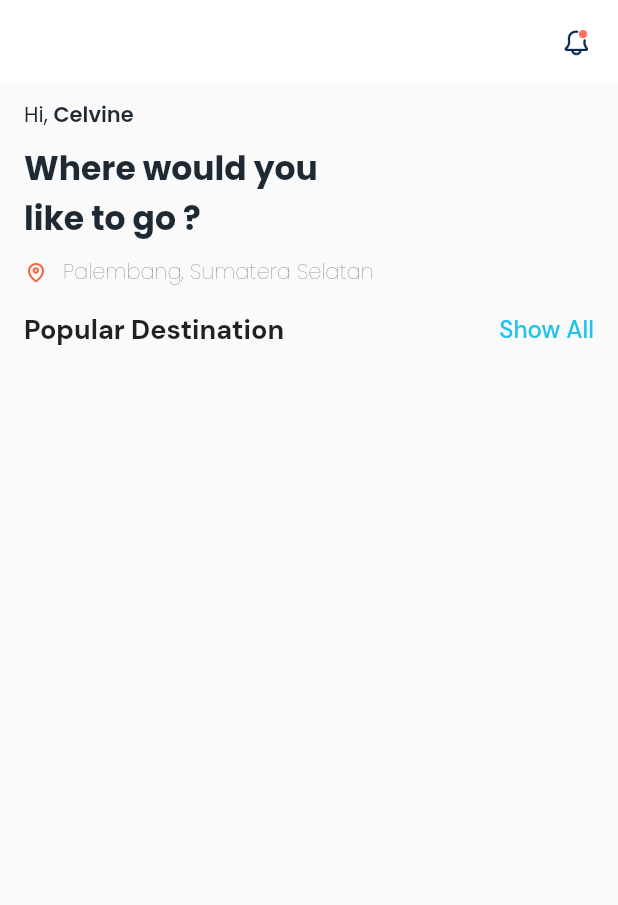
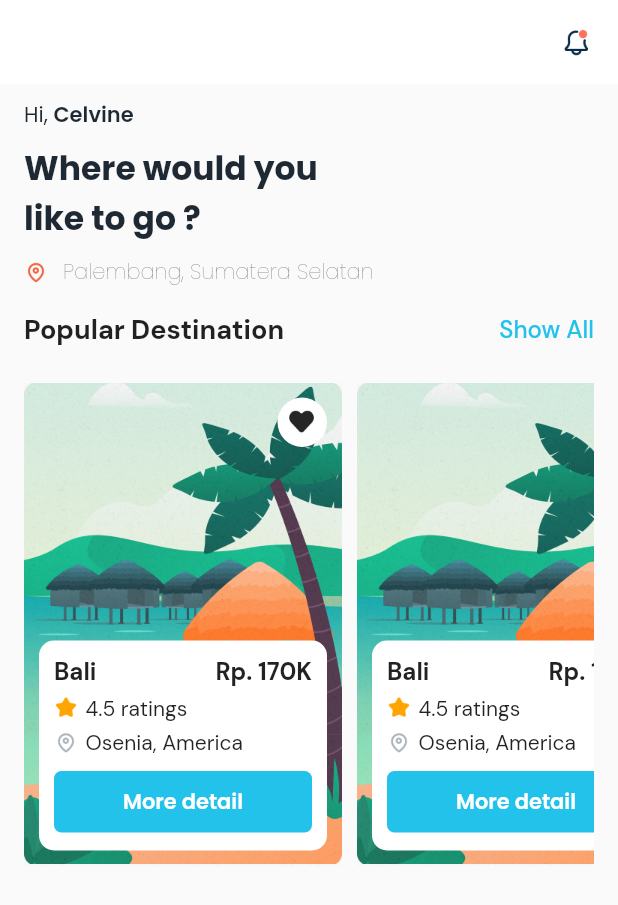
Before and after one commit to celvineadiputra-dev/travel-nusantara, a Flutter app: the HomePage screen opened directly, on a phone screen of 412 x 824 dp. Shown: the top 905 px of the screen. Run offline on Flutter 3.47's test engine with Material 2 defaults, Android fonts, the phone set to English and light mode, and no system bars; our stand-ins replace google_fonts, salomon_bottom_bar.

Commit message:
update card popular

```diff
--- a/lib/assets/images.dart
+++ b/lib/assets/images.dart
@@ -3,6 +3,11 @@ const airplane = 'assets/icon/airplane.png';
 const temple = 'assets/images/temple.png';
 const notification = 'assets/icon/notification.png';
 const pin = 'assets/icon/pin.png';
+const pin2 = 'assets/icon/pin2.png';
+const example = 'assets/images/example.png';
+const star = 'assets/icon/star.png';
+const love2 = 'assets/icon/love2.png';
+const loveActive2 = 'assets/icon/love_active2.png';
 
 
 const home = 'assets/icon/home.png';
--- a/lib/constants/dimension.dart
+++ b/lib/constants/dimension.dart
@@ -1,7 +1,9 @@
+const double d5 = 5;
 const double d10 = 10;
 const double d16 = 16;
 const double d18 = 18;
 const double d24 = 24;
+const double d33 = 33;
 const double d38 = 38;
 const double d40 = 30;
 const double d48 = 48;
--- a/lib/pages/MainPage/HomePage.dart
+++ b/lib/pages/MainPage/HomePage.dart
@@ -1,6 +1,9 @@
+import 'dart:ui';
+
 import 'package:flutter/material.dart';
 import 'package:travel_nusantara/assets/images.dart';
 import 'package:travel_nusantara/constants/typography.dart';
+import 'package:travel_nusantara/widgets/cardPopularWidget.dart';
 
 import '../../constants/colors.dart';
 import '../../constants/dimension.dart';
@@ -77,6 +80,26 @@ class _HomePageState extends State<HomePage> {
               style: medium.copyWith(fontSize: d16, color: primary),
             )
           ],
+        ),
+        const SizedBox(
+          height: d24,
+        ),
+        SizedBox(
+          height: 322,
+          child: ListView(
+            scrollDirection: Axis.horizontal,
+            children: [
+              CardPopularWidget(),
+              const SizedBox(
+                width: d10,
+              ),
+              CardPopularWidget(),
+              const SizedBox(
+                width: d10,
+              ),
+              CardPopularWidget(),
+            ],
+          ),
         )
       ],
     );
@@ -107,7 +130,7 @@ class _HomePageState extends State<HomePage> {
             SizedBox(
               height: d16,
             ),
-            popular()
+            popular(),
           ],
         ),
       ),
--- /dev/null
+++ b/lib/widgets/cardPopularWidget.dart
@@ -0,0 +1,136 @@
+import 'package:flutter/material.dart';
+
+import '../assets/images.dart';
+import '../constants/colors.dart';
+import '../constants/dimension.dart';
+import '../constants/typography.dart';
+
+class CardPopularWidget extends StatelessWidget {
+  const CardPopularWidget({Key? key}) : super(key: key);
+
+  @override
+  Widget build(BuildContext context) {
+    return SizedBox(
+      width: 212,
+      child: Stack(
+        children: [
+          Image.asset(example),
+          Align(
+            alignment: Alignment.topRight,
+            child: Padding(
+              padding: EdgeInsets.all(d10),
+              child: Container(
+                width: d33,
+                height: d33,
+                padding: EdgeInsets.all(d5),
+                decoration: BoxDecoration(
+                    color: Colors.white,
+                    borderRadius: BorderRadius.all(Radius.circular(100),)
+                ),
+                child: Image.asset(love2),
+              ),
+            ),
+          ),
+          Align(
+            alignment: Alignment.bottomCenter,
+            child: Padding(
+              padding: const EdgeInsets.all(d10),
+              child: Container(
+                height: 140,
+                decoration: const BoxDecoration(
+                    color: Colors.white,
+                    borderRadius:
+                    BorderRadius.all(Radius.circular(d10))),
+                child: Padding(
+                  padding: EdgeInsets.all(d10),
+                  child: Column(
+                    children: [
+                      Row(
+                        mainAxisAlignment:
+                        MainAxisAlignment.spaceBetween,
+                        children: [
+                          Text(
+                            "Bali",
+                            style: bold.copyWith(fontSize: d16),
+                          ),
+                          Text(
+                            "Rp. 170K",
+                            style: bold.copyWith(fontSize: d16),
+                          ),
+                        ],
+                      ),
+                      const SizedBox(
+                        height: d5,
+                      ),
+                      Row(
+                        children: [
+                          Image.asset(
+                            star,
+                            width: d16,
+                            height: d16,
+                          ),
+                          const SizedBox(
+                            width: d5,
+                          ),
+                          Text(
+                            "4.5 ratings",
+                            style: regular.copyWith(fontSize: 14),
+                          )
+                        ],
+                      ),
+                      const SizedBox(
+                        height: d5,
+                      ),
+                      Row(
+                        children: [
+                          Image.asset(
+                            pin2,
+                            width: d16,
+                            height: d16,
+                          ),
+                          const SizedBox(
+                            width: d5,
+                          ),
+                          Text(
+                            "Osenia, America",
+                            style: regular.copyWith(fontSize: 14),
+                          )
+                        ],
+                      ),
+                      const SizedBox(
+                        height: d10,
+                      ),
+                      Container(
+                        width: double.infinity,
+                        decoration: const BoxDecoration(
+                          color: primary,
+                          borderRadius: BorderRadius.all(
+                            Radius.circular(d5),
+                          ),
+                        ),
+                        child: Row(
+                          mainAxisAlignment: MainAxisAlignment.center,
+                          children: [
+                            Padding(
+                              padding:
+                              const EdgeInsets.symmetric(vertical: d10),
+                              child: Text(
+                                "More detail",
+                                style: semiBoldPoppins.copyWith(
+                                    color: Colors.white),
+                              ),
+                            )
+                          ],
+                        ),
+                      )
+                    ],
+                  ),
+                ),
+              ),
+            ),
+          )
+        ],
+      ),
+    );
+  }
+}
```
Also changed, not shown: assets/icon/love2.png (added), assets/icon/love_active2.png (added), assets/icon/pin2.png (added), assets/icon/star.png (added), assets/images/example.png (added).
